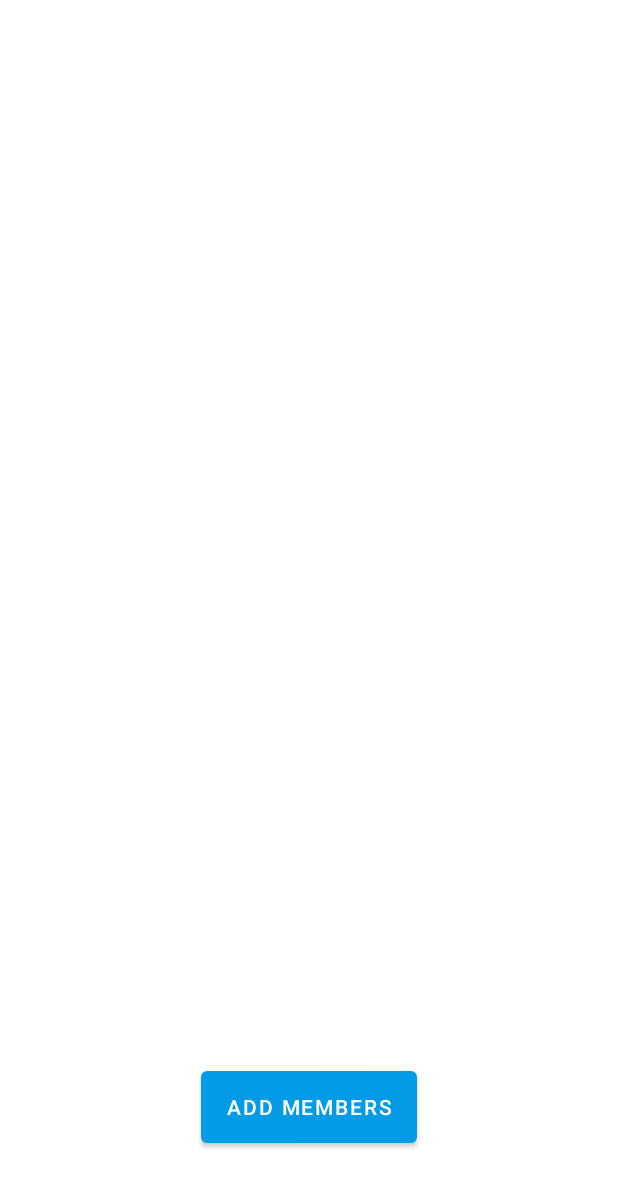
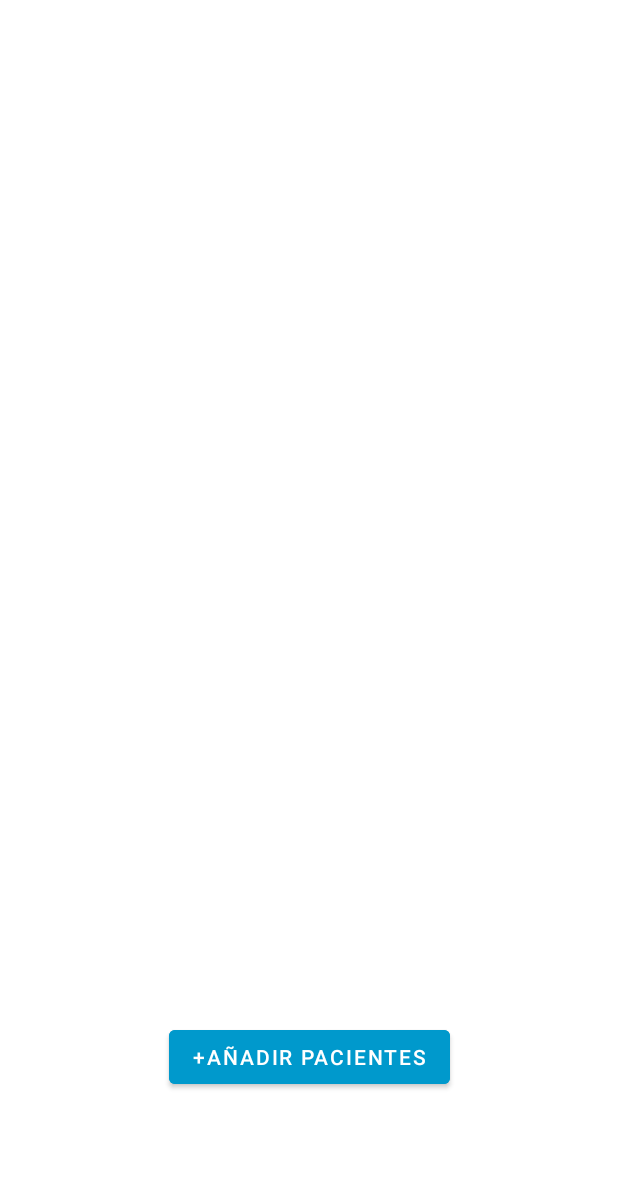
Before and after one commit to pasoxreferencia/login_firebase, an Android app: the layout activity_add.xml on its own in the app's theme, with its tools: preview values and no code run, on a phone screen of 412 x 824 dp. Shown: the top 1187 px of the screen. Run offline under Robolectric (Android 15) with nearby library versions, the phone set to English and light mode, and no system bars.

Commit message:
RecyclerView

```diff
--- a/app/src/main/AndroidManifest.xml
+++ b/app/src/main/AndroidManifest.xml
@@ -9,7 +9,8 @@
         android:roundIcon="@mipmap/ic_launcher_round"
         android:supportsRtl="true"
         android:theme="@style/Theme.Login_Firebase">
-        <activity android:name=".secondActivity"></activity>
+        <activity android:name=".AddActivity"></activity>
+        <activity android:name=".secondActivity" />
         <activity android:name=".MainActivity" />
         <activity android:name=".recyclerActivity" />
         <activity android:name=".HomeActivity" />
--- /dev/null
+++ b/app/src/main/java/com/example/login_firebase/Paciente.kt
@@ -0,0 +1,3 @@
+package com.example.login_firebase
+
+class Paciente (var name: String, var age: Int, var thumbnail: Int)
--- a/app/src/main/res/layout/activity_second.xml
+++ b/app/src/main/res/layout/activity_add.xml
@@ -3,31 +3,31 @@
     xmlns:app="http://schemas.android.com/apk/res-auto"
     xmlns:tools="http://schemas.android.com/tools"
     android:layout_width="match_parent"
-    android:layout_height="match_parent"
-    tools:context=".SecondActivity">
+    android:layout_height="match_parent">
 
     <Button
         android:id="@+id/addButton"
-        android:layout_width="0dp"
-        android:layout_height="60dp"
-        android:layout_marginStart="134dp"
-        android:layout_marginEnd="134dp"
-        android:layout_marginBottom="56dp"
-        android:text="@string/add_members"
+        android:layout_width="wrap_content"
+        android:layout_height="wrap_content"
+        android:layout_marginBottom="95dp"
+        android:backgroundTint="@android:color/holo_blue_dark"
+        android:text="@string/a_adir_pacientes"
         app:layout_constraintBottom_toBottomOf="parent"
         app:layout_constraintEnd_toEndOf="parent"
         app:layout_constraintStart_toStartOf="parent" />
 
+
     <androidx.recyclerview.widget.RecyclerView
-        android:id="@+id/recyclerView2"
+        android:id="@+id/recycler"
         android:layout_width="0dp"
-        android:layout_height="wrap_content"
-        app:layout_constraintBottom_toTopOf="@+id/addButton"
+        android:layout_height="0dp"
+        app:layout_constraintBottom_toBottomOf="parent"
         app:layout_constraintEnd_toEndOf="parent"
         app:layout_constraintStart_toStartOf="parent"
-        app:layout_constraintTop_toTopOf="parent"
-        app:layout_constraintVertical_bias="0.215"
-        app:layoutManager="androidx.recyclerview.widget.LinearLayoutManager"
-        />
+        app:layout_constraintTop_toTopOf="parent">
+
+
+    </androidx.recyclerview.widget.RecyclerView>
+
 
 </androidx.constraintlayout.widget.ConstraintLayout>
--- a/app/src/main/res/layout/item_recycler_view.xml
+++ /dev/null
@@ -1,6 +0,0 @@
-<?xml version="1.0" encoding="utf-8"?>
-<androidx.constraintlayout.widget.ConstraintLayout
-    xmlns:android="http://schemas.android.com/apk/res/android" android:layout_width="match_parent"
-    android:layout_height="match_parent">
-
-</androidx.constraintlayout.widget.ConstraintLayout>
--- a/app/src/main/res/values/strings.xml
+++ b/app/src/main/res/values/strings.xml
@@ -13,5 +13,6 @@
     <string name="guardar">GUARDAR</string>
     <string name="borrar">BORRAR</string>
     <string name="add_members">ADD MEMBERS</string>
+    <string name="a_adir_pacientes">+AÑADIR PACIENTES</string>
 
 </resources>
```
Also changed, not shown: app/src/main/java/com/example/login_firebase/AdapterPaciente.kt (added, +52 -0 lines), app/src/main/java/com/example/login_firebase/AddActivity.kt (added, +32 -0 lines), app/src/main/java/com/example/login_firebase/RecyclerViewAdapter.kt (deleted, +0 -47 lines), app/src/main/java/com/example/login_firebase/secondActivity.kt (deleted, +0 -14 lines), app/src/main/res/layout/content_item.xml (added, +58 -0 lines), app/src/main/res/drawable/foto1.jpg (added), app/src/main/res/drawable/foto2.jpg (added), app/src/main/res/drawable/foto3.png (added).
